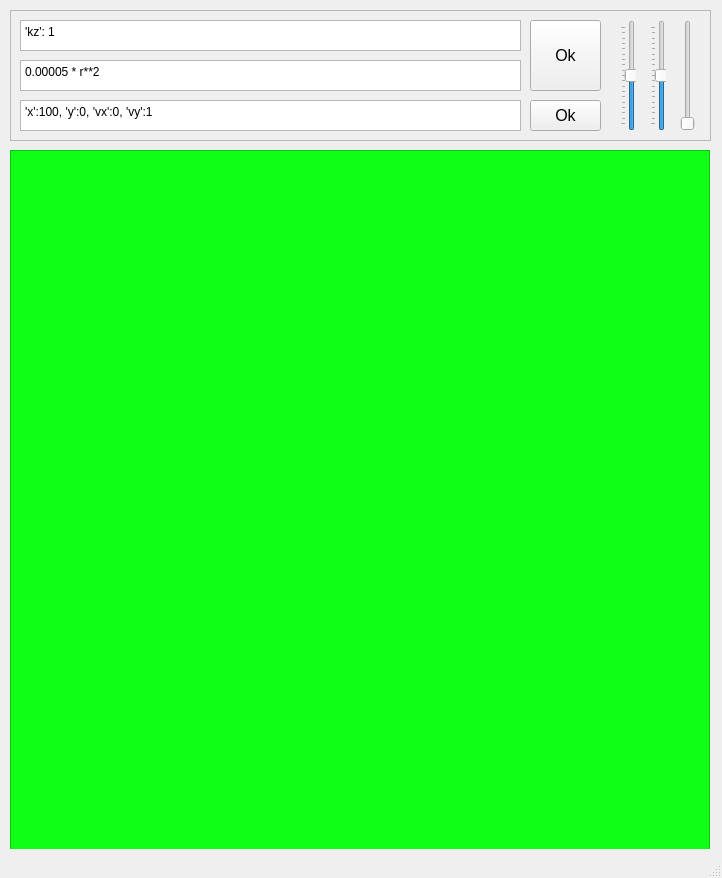
Above: ui/mainForm.ui from vladmikhbond/MechanPyQt before the change. Below: the same form after it.
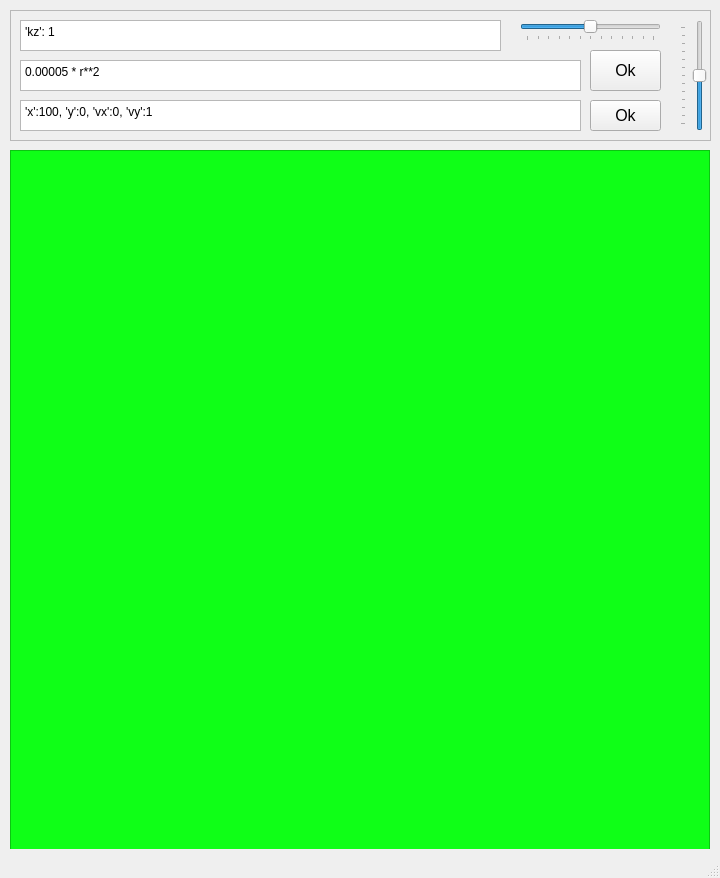
That is the form after the change.

Commit message: work: just sliders

```diff
--- a/ui/mainForm.ui
+++ b/ui/mainForm.ui
@@ -6,7 +6,7 @@
    <rect>
     <x>0</x>
     <y>0</y>
-    <width>722</width>
+    <width>720</width>
     <height>878</height>
    </rect>
   </property>
@@ -44,7 +44,7 @@
       <rect>
        <x>10</x>
        <y>50</y>
-       <width>501</width>
+       <width>561</width>
        <height>31</height>
       </rect>
      </property>
@@ -68,10 +68,10 @@
     <widget class="QPushButton" name="okButton">
      <property name="geometry">
       <rect>
-       <x>520</x>
-       <y>10</y>
+       <x>580</x>
+       <y>40</y>
        <width>71</width>
-       <height>71</height>
+       <height>41</height>
       </rect>
      </property>
      <property name="font">
@@ -88,7 +88,7 @@
       <rect>
        <x>10</x>
        <y>90</y>
-       <width>501</width>
+       <width>561</width>
        <height>31</height>
       </rect>
      </property>
@@ -117,7 +117,7 @@
       <rect>
        <x>10</x>
        <y>10</y>
-       <width>501</width>
+       <width>481</width>
        <height>31</height>
       </rect>
      </property>
@@ -141,7 +141,7 @@
     <widget class="QPushButton" name="okBallButton">
      <property name="geometry">
       <rect>
-       <x>520</x>
+       <x>580</x>
        <y>90</y>
        <width>71</width>
        <height>31</height>
@@ -156,41 +156,13 @@
       <string>Ok</string>
      </property>
     </widget>
-    <widget class="QSlider" name="viewSlider">
-     <property name="geometry">
-      <rect>
-       <x>640</x>
-       <y>10</y>
-       <width>16</width>
-       <height>111</height>
-      </rect>
-     </property>
-     <property name="toolTip">
-      <string>View</string>
-     </property>
-     <property name="minimum">
-      <number>-90</number>
-     </property>
-     <property name="maximum">
-      <number>90</number>
-     </property>
-     <property name="orientation">
-      <enum>Qt::Vertical</enum>
-     </property>
-     <property name="tickPosition">
-      <enum>QSlider::TicksAbove</enum>
-     </property>
-     <property name="tickInterval">
-      <number>10</number>
-     </property>
-    </widget>
     <widget class="QSlider" name="lightSlider">
      <property name="geometry">
       <rect>
-       <x>610</x>
+       <x>510</x>
        <y>10</y>
-       <width>16</width>
-       <height>111</height>
+       <width>141</width>
+       <height>21</height>
       </rect>
      </property>
      <property name="toolTip">
@@ -202,28 +174,49 @@
      <property name="maximum">
       <number>90</number>
      </property>
+     <property name="pageStep">
+      <number>15</number>
+     </property>
      <property name="orientation">
-      <enum>Qt::Vertical</enum>
+      <enum>Qt::Horizontal</enum>
      </property>
      <property name="tickPosition">
-      <enum>QSlider::TicksAbove</enum>
+      <enum>QSlider::TicksBelow</enum>
      </property>
      <property name="tickInterval">
-      <number>10</number>
+      <number>15</number>
      </property>
     </widget>
-    <widget class="QSlider" name="verticalSlider_3">
+    <widget class="QSlider" name="viewSlider">
      <property name="geometry">
       <rect>
        <x>670</x>
        <y>10</y>
-       <width>16</width>
+       <width>31</width>
        <height>111</height>
       </rect>
      </property>
+     <property name="toolTip">
+      <string>View</string>
+     </property>
+     <property name="minimum">
+      <number>-90</number>
+     </property>
+     <property name="maximum">
+      <number>90</number>
+     </property>
+     <property name="pageStep">
+      <number>15</number>
+     </property>
      <property name="orientation">
       <enum>Qt::Vertical</enum>
      </property>
+     <property name="tickPosition">
+      <enum>QSlider::TicksAbove</enum>
+     </property>
+     <property name="tickInterval">
+      <number>15</number>
+     </property>
     </widget>
    </widget>
    <widget class="QScrollArea" name="scrollArea">
```
Left out of the diff: 2 changed lines with no effect on the pictures. The commit also changes 3 other files.
